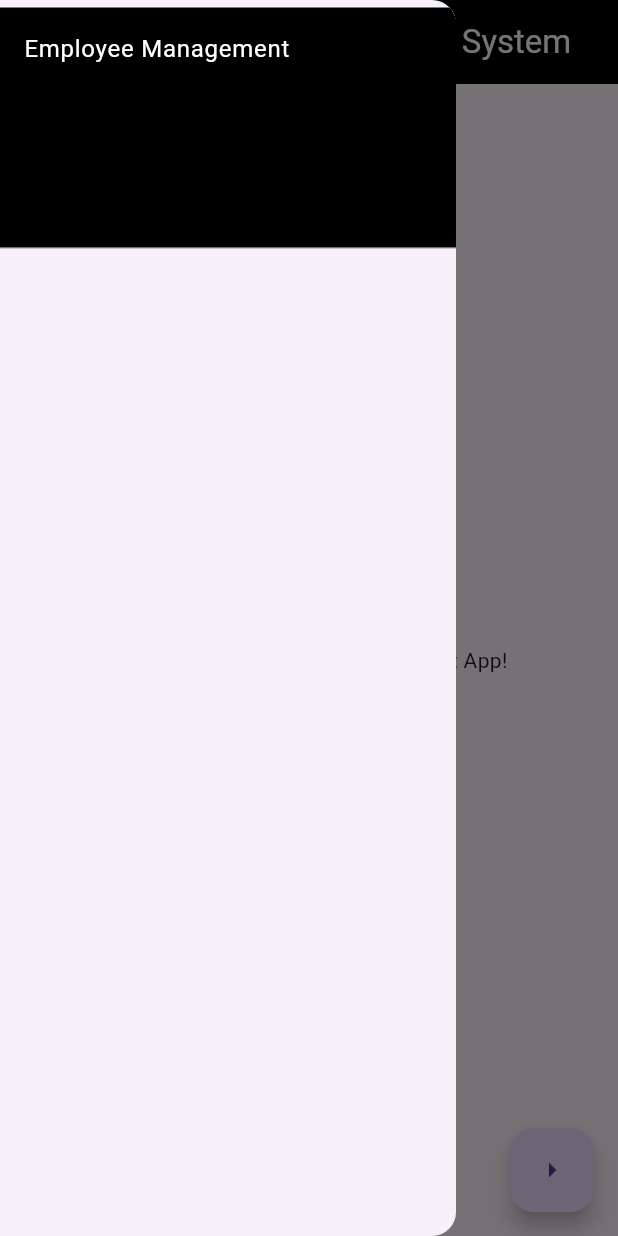
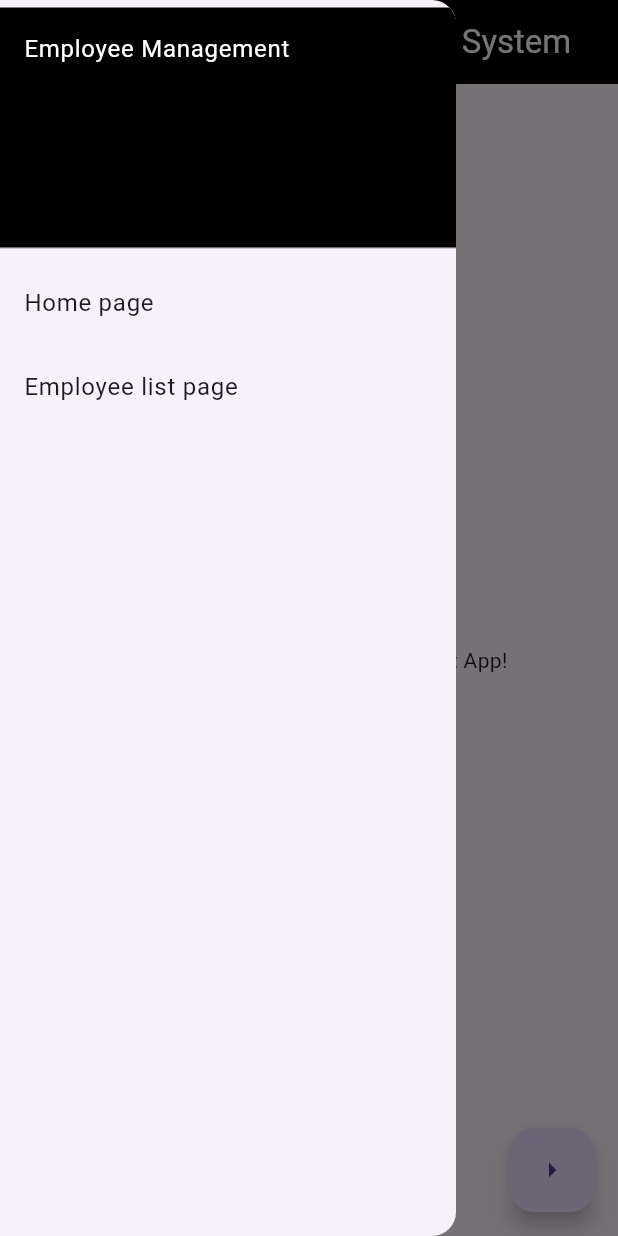
Before and after one commit to ichbinnichts/simple-flutter-spring-app, a Flutter app: the screen it shows after launch, with the side drawer open, on a phone screen of 412 x 824 dp. Run offline on Flutter 3.47's test engine with Material 3 defaults, Android fonts, the phone set to English and light mode, and no system bars.

```diff
--- a/FlutterClientApp/clientapp/lib/home/home.dart
+++ b/FlutterClientApp/clientapp/lib/home/home.dart
@@ -10,6 +10,17 @@ class Home extends StatefulWidget {
 
 class _HomeState extends State<Home> {
   final minPadding = 5.0;
+  void _goToHome() {
+    Navigator.of(context).push(MaterialPageRoute(
+      builder: (BuildContext context) => const Home(),
+    ));
+  }
+
+  void _goToEmployeeList() {
+    Navigator.of(context).push(MaterialPageRoute(
+      builder: (BuildContext context) => const Employee(),
+    ));
+  }
 
   void _iconSearch() {}
 
@@ -51,7 +62,7 @@ class _HomeState extends State<Home> {
       drawer: Drawer(
         child: ListView(
           padding: EdgeInsets.only(top: minPadding, bottom: minPadding),
-          children: const <Widget>[
+          children: <Widget>[
             DrawerHeader(
               child: Text(
                 'Employee Management',
@@ -63,6 +74,14 @@ class _HomeState extends State<Home> {
                 color: Colors.black,
               ),
             ),
+            ListTile(
+              title: Text('Home page'),
+              onTap: _goToHome,
+            ),
+            ListTile(
+              title: Text('Employee list page'),
+              onTap: _goToEmployeeList,
+            )
           ],
         ),
       ),
```
